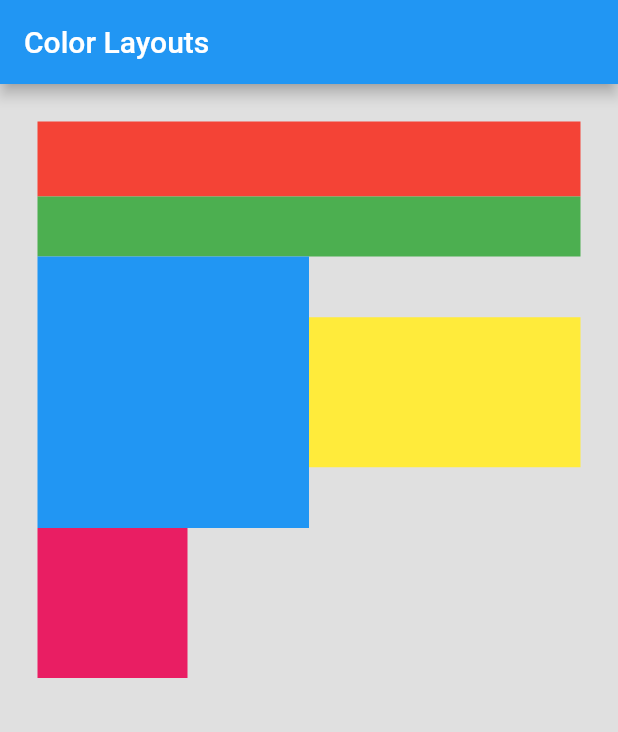
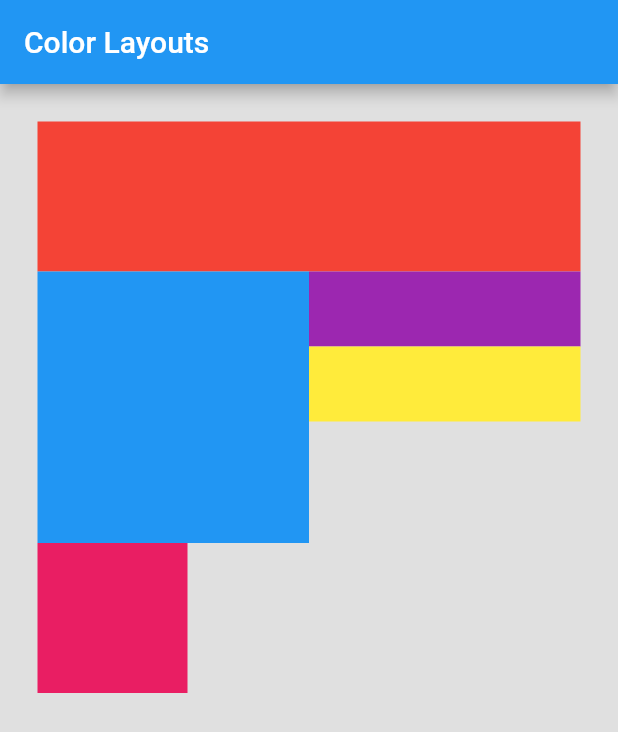
Before and after one commit to ghigbie/flutter_color_layout, a Flutter app: the screen it shows after launch, on a phone screen of 412 x 824 dp. Shown: the top 732 px of the screen. Run offline on Flutter 3.47's test engine with Material 2 defaults, Android fonts, the phone set to English and light mode, and no system bars.

Commit message:
Edit layout

```diff
--- a/lib/color_layout.dart
+++ b/lib/color_layout.dart
@@ -13,7 +13,17 @@ class FirstRow extends StatelessWidget{
               child: Container(color: Colors.blue)
             )
           ),
-        Expanded(child: Container(color: Colors.yellow, height: 100)),
+        Expanded(
+          child: AspectRatio(
+              aspectRatio: 1/1,
+              child: Column(
+                children: [
+                  Container(color: Colors.purple, height: 50),
+                  Container(color: Colors.yellow, height: 50),
+                ]
+              )
+          )
+        )
       ]
     );
   }
@@ -41,8 +51,7 @@ class ColorLayout extends StatelessWidget{
         width: double.infinity,
         child: Column(
           children: [
-            Container(color: Colors.red, height: 50, padding: EdgeInsets.only(bottom: 10)),
-            Container(color: Colors.green, height: 40, padding: EdgeInsets.only(bottom: 10)),
+            Container(color: Colors.red, height: 100, padding: EdgeInsets.only(bottom: 10)),
             FirstRow(),
             SecondRow(),
           ]
```
